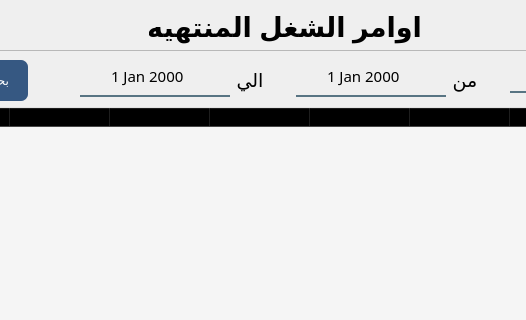
First picture: the form in forms/finishedOrders_view.ui, repository Abdel-RahmanSaied/treeAdvertising, before the edit; both pictures show x 263 to 789 and y 0 to 320 of the 1095 by 780 pixel window.
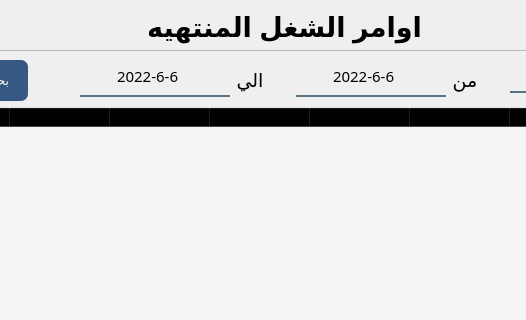
Second picture: the form after the edit.

Commit message: search in finished orders

Patch:
```diff
--- a/forms/finishedOrders_view.ui
+++ b/forms/finishedOrders_view.ui
@@ -167,6 +167,19 @@
         <property name="alignment">
          <set>Qt::AlignCenter</set>
         </property>
+        <property name="dateTime">
+         <datetime>
+          <hour>0</hour>
+          <minute>0</minute>
+          <second>0</second>
+          <year>2022</year>
+          <month>6</month>
+          <day>6</day>
+         </datetime>
+        </property>
+        <property name="displayFormat">
+         <string>yyyy-M-d</string>
+        </property>
        </widget>
       </item>
       <item row="0" column="4">
@@ -227,6 +240,19 @@
         <property name="alignment">
          <set>Qt::AlignCenter</set>
         </property>
+        <property name="dateTime">
+         <datetime>
+          <hour>0</hour>
+          <minute>0</minute>
+          <second>0</second>
+          <year>2022</year>
+          <month>6</month>
+          <day>6</day>
+         </datetime>
+        </property>
+        <property name="displayFormat">
+         <string>yyyy-M-d</string>
+        </property>
        </widget>
       </item>
       <item row="0" column="7">
```
The commit also changes 6 other files.
